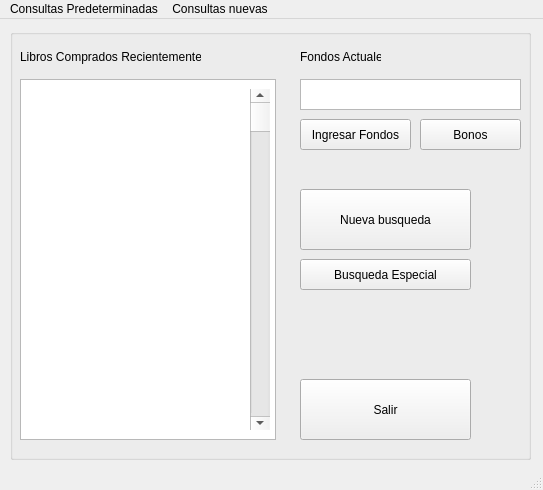
Qt form Visuales/PantallaPincipal.ui (josecl200/ProyectoLibrosProlog) before a commit.
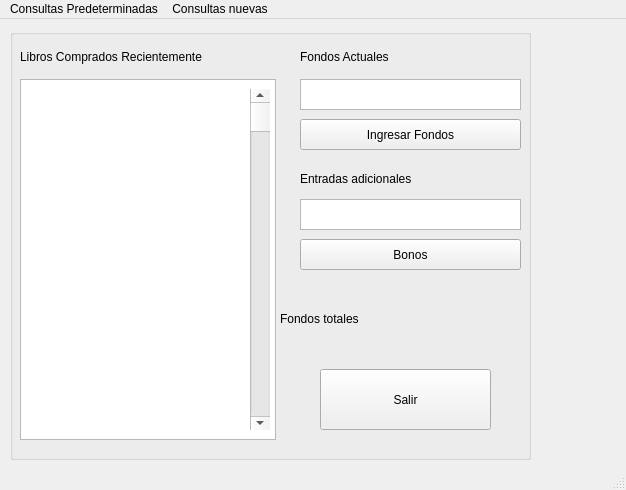
The same form after that commit.

Diff of the .ui file:
```diff
--- a/Visuales/PantallaPincipal.ui
+++ b/Visuales/PantallaPincipal.ui
@@ -6,7 +6,7 @@
    <rect>
     <x>0</x>
     <y>0</y>
-    <width>543</width>
+    <width>626</width>
     <height>490</height>
    </rect>
   </property>
@@ -44,7 +44,7 @@
       <rect>
        <x>10</x>
        <y>20</y>
-       <width>181</width>
+       <width>231</width>
        <height>16</height>
       </rect>
      </property>
@@ -52,19 +52,6 @@
       <string>Libros Comprados Recientemente</string>
      </property>
     </widget>
-    <widget class="QPushButton" name="pushButton">
-     <property name="geometry">
-      <rect>
-       <x>290</x>
-       <y>160</y>
-       <width>171</width>
-       <height>61</height>
-      </rect>
-     </property>
-     <property name="text">
-      <string>Nueva busqueda</string>
-     </property>
-    </widget>
     <widget class="QScrollBar" name="verticalScrollBar">
      <property name="geometry">
       <rect>
@@ -83,30 +70,30 @@
       <rect>
        <x>290</x>
        <y>20</y>
-       <width>81</width>
-       <height>16</height>
-      </rect>
-     </property>
-     <property name="text">
-      <string>Fondos Actuales</string>
-     </property>
-    </widget>
-    <widget class="QTextEdit" name="textEdit">
-     <property name="geometry">
-      <rect>
-       <x>290</x>
-       <y>50</y>
-       <width>221</width>
-       <height>31</height>
-      </rect>
-     </property>
-    </widget>
-    <widget class="QPushButton" name="pushButton_3">
-     <property name="geometry">
-      <rect>
-       <x>290</x>
-       <y>90</y>
        <width>111</width>
+       <height>16</height>
+      </rect>
+     </property>
+     <property name="text">
+      <string>Fondos Actuales</string>
+     </property>
+    </widget>
+    <widget class="QTextEdit" name="txtFondos">
+     <property name="geometry">
+      <rect>
+       <x>290</x>
+       <y>50</y>
+       <width>221</width>
+       <height>31</height>
+      </rect>
+     </property>
+    </widget>
+    <widget class="QPushButton" name="pbFondos">
+     <property name="geometry">
+      <rect>
+       <x>290</x>
+       <y>90</y>
+       <width>221</width>
        <height>31</height>
       </rect>
      </property>
@@ -117,34 +104,8 @@
     <widget class="QPushButton" name="pushButton_2">
      <property name="geometry">
       <rect>
-       <x>410</x>
-       <y>90</y>
-       <width>101</width>
-       <height>31</height>
-      </rect>
-     </property>
-     <property name="text">
-      <string>Bonos</string>
-     </property>
-    </widget>
-    <widget class="QPushButton" name="pushButton_4">
-     <property name="geometry">
-      <rect>
-       <x>290</x>
-       <y>230</y>
-       <width>171</width>
-       <height>31</height>
-      </rect>
-     </property>
-     <property name="text">
-      <string>Busqueda Especial</string>
-     </property>
-    </widget>
-    <widget class="QPushButton" name="pushButton_5">
-     <property name="geometry">
-      <rect>
-       <x>290</x>
-       <y>350</y>
+       <x>310</x>
+       <y>340</y>
        <width>171</width>
        <height>61</height>
       </rect>
@@ -153,6 +114,68 @@
       <string>Salir</string>
      </property>
     </widget>
+    <widget class="QLabel" name="label_3">
+     <property name="geometry">
+      <rect>
+       <x>290</x>
+       <y>140</y>
+       <width>141</width>
+       <height>19</height>
+      </rect>
+     </property>
+     <property name="text">
+      <string>Entradas adicionales</string>
+     </property>
+    </widget>
+    <widget class="QTextEdit" name="txtFondos_2">
+     <property name="geometry">
+      <rect>
+       <x>290</x>
+       <y>170</y>
+       <width>221</width>
+       <height>31</height>
+      </rect>
+     </property>
+    </widget>
+    <widget class="QPushButton" name="pbBonos_2">
+     <property name="geometry">
+      <rect>
+       <x>290</x>
+       <y>210</y>
+       <width>221</width>
+       <height>31</height>
+      </rect>
+     </property>
+     <property name="text">
+      <string>Bonos</string>
+     </property>
+    </widget>
+    <widget class="QLabel" name="label_4">
+     <property name="geometry">
+      <rect>
+       <x>270</x>
+       <y>280</y>
+       <width>101</width>
+       <height>19</height>
+      </rect>
+     </property>
+     <property name="text">
+      <string>Fondos totales</string>
+     </property>
+    </widget>
+    <widget class="QLabel" name="label_5">
+     <property name="geometry">
+      <rect>
+       <x>400</x>
+       <y>280</y>
+       <width>67</width>
+       <height>19</height>
+      </rect>
+     </property>
+     <property name="text">
+      <string/>
+     </property>
+    </widget>
    </widget>
   </widget>
   <widget class="QMenuBar" name="menubar">
@@ -160,8 +183,8 @@
     <rect>
      <x>0</x>
      <y>0</y>
-     <width>543</width>
-     <height>21</height>
+     <width>626</width>
+     <height>24</height>
     </rect>
    </property>
    <widget class="QMenu" name="menuConsultasPredeterminadas">
```
Left out of the diff: 2 changed lines with no effect on the pictures.
